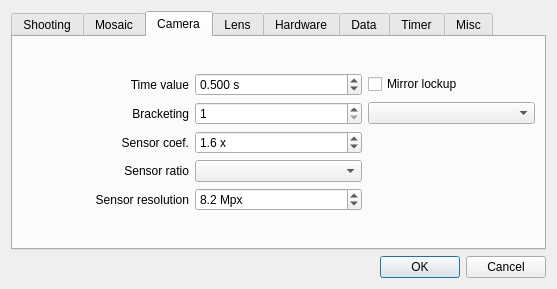
This is papywizard/view/configDialog.ui in bingostar89/Papywizard as Qt 5 draws it before an edit. The edited form follows.
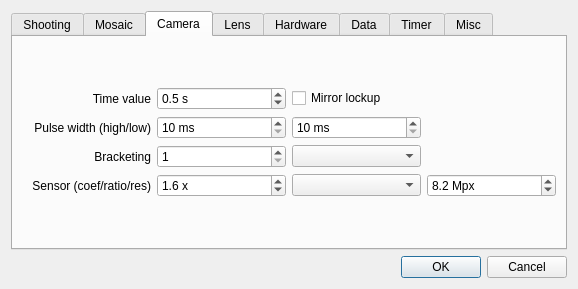
This is the edited form. The open tabs and pages were chosen to show the change. Icons and pictures are not drawn.

Commit message: Added pulse width param

```diff
--- a/papywizard/view/configDialog.ui
+++ b/papywizard/view/configDialog.ui
@@ -8,7 +8,7 @@
    <rect>
     <x>0</x>
     <y>0</y>
-    <width>557</width>
+    <width>578</width>
     <height>289</height>
    </rect>
   </property>
@@ -304,10 +304,10 @@
             <string> s</string>
            </property>
            <property name="decimals" >
-            <number>3</number>
+            <number>1</number>
            </property>
            <property name="maximum" >
-            <double>120.000000000000000</double>
+            <double>3600.000000000000000</double>
            </property>
            <property name="singleStep" >
             <double>0.001000000000000</double>
@@ -317,14 +317,7 @@
            </property>
           </widget>
          </item>
-         <item row="0" column="2" >
-          <widget class="QCheckBox" name="mirrorLockupCheckBox" >
-           <property name="text" >
-            <string>Mirror lockup</string>
-           </property>
-          </widget>
-         </item>
-         <item row="1" column="0" >
+         <item row="2" column="0" >
           <widget class="QLabel" name="label_8" >
            <property name="text" >
             <string>Bracketing</string>
@@ -337,17 +330,17 @@
            </property>
           </widget>
          </item>
-         <item row="1" column="1" >
+         <item row="2" column="1" >
           <widget class="QSpinBox" name="bracketingNbPictsSpinBox" >
            <property name="minimum" >
             <number>1</number>
            </property>
            <property name="maximum" >
-            <number>9</number>
+            <number>99</number>
            </property>
           </widget>
          </item>
-         <item row="1" column="2" >
+         <item row="2" column="2" >
           <widget class="QComboBox" name="bracketingIntentComboBox" >
            <property name="currentIndex" >
             <number>-1</number>
@@ -374,10 +367,10 @@
            </item>
           </widget>
          </item>
-         <item row="2" column="0" >
+         <item row="3" column="0" >
           <widget class="QLabel" name="label_9" >
            <property name="text" >
-            <string>Sensor coef.</string>
+            <string>Sensor (coef/ratio/res)</string>
            </property>
            <property name="alignment" >
             <set>Qt::AlignRight|Qt::AlignTrailing|Qt::AlignVCenter</set>
@@ -387,7 +380,7 @@
            </property>
           </widget>
          </item>
-         <item row="2" column="1" >
+         <item row="3" column="1" >
           <widget class="QDoubleSpinBox" name="sensorCoefDoubleSpinBox" >
            <property name="suffix" >
             <string> x</string>
@@ -409,20 +402,7 @@
            </property>
           </widget>
          </item>
-         <item row="3" column="0" >
-          <widget class="QLabel" name="label_10" >
-           <property name="text" >
-            <string>Sensor ratio</string>
-           </property>
-           <property name="alignment" >
-            <set>Qt::AlignRight|Qt::AlignTrailing|Qt::AlignVCenter</set>
-           </property>
-           <property name="margin" >
-            <number>5</number>
-           </property>
-          </widget>
-         </item>
-         <item row="3" column="1" >
+         <item row="3" column="2" >
           <widget class="QComboBox" name="sensorRatioComboBox" >
            <property name="currentIndex" >
             <number>-1</number>
@@ -449,20 +429,7 @@
            </item>
           </widget>
          </item>
-         <item row="4" column="0" >
-          <widget class="QLabel" name="label_11" >
-           <property name="text" >
-            <string>Sensor resolution</string>
-           </property>
-           <property name="alignment" >
-            <set>Qt::AlignRight|Qt::AlignTrailing|Qt::AlignVCenter</set>
-           </property>
-           <property name="margin" >
-            <number>5</number>
-           </property>
-          </widget>
-         </item>
-         <item row="4" column="1" >
+         <item row="3" column="3" >
           <widget class="QDoubleSpinBox" name="sensorResolutionDoubleSpinBox" >
            <property name="suffix" >
             <string> Mpx</string>
@@ -478,6 +445,55 @@
            </property>
           </widget>
          </item>
+         <item row="1" column="1" >
+          <widget class="QSpinBox" name="pulseWidthHighSpinBox" >
+           <property name="suffix" >
+            <string> ms</string>
+           </property>
+           <property name="minimum" >
+            <number>10</number>
+           </property>
+           <property name="maximum" >
+            <number>1000</number>
+           </property>
+           <property name="singleStep" >
+            <number>10</number>
+           </property>
+          </widget>
+         </item>
+         <item row="1" column="2" >
+          <widget class="QSpinBox" name="pulseWidthLowSpinBox" >
+           <property name="suffix" >
+            <string> ms</string>
+           </property>
+           <property name="minimum" >
+            <number>10</number>
+           </property>
+           <property name="maximum" >
+            <number>1000</number>
+           </property>
+           <property name="singleStep" >
+            <number>10</number>
+           </property>
+          </widget>
+         </item>
+         <item row="1" column="0" >
+          <widget class="QLabel" name="label_10" >
+           <property name="text" >
+            <string>Pulse width (high/low)</string>
+           </property>
+           <property name="alignment" >
+            <set>Qt::AlignRight|Qt::AlignTrailing|Qt::AlignVCenter</set>
+           </property>
+          </widget>
+         </item>
+         <item row="0" column="2" >
+          <widget class="QCheckBox" name="mirrorLockupCheckBox" >
+           <property name="text" >
+            <string>Mirror lockup</string>
+           </property>
+          </widget>
+         </item>
         </layout>
        </item>
       </layout>
```
Left out of the diff: 4 changed lines with no effect on the pictures. The commit also changes 3 other files.
